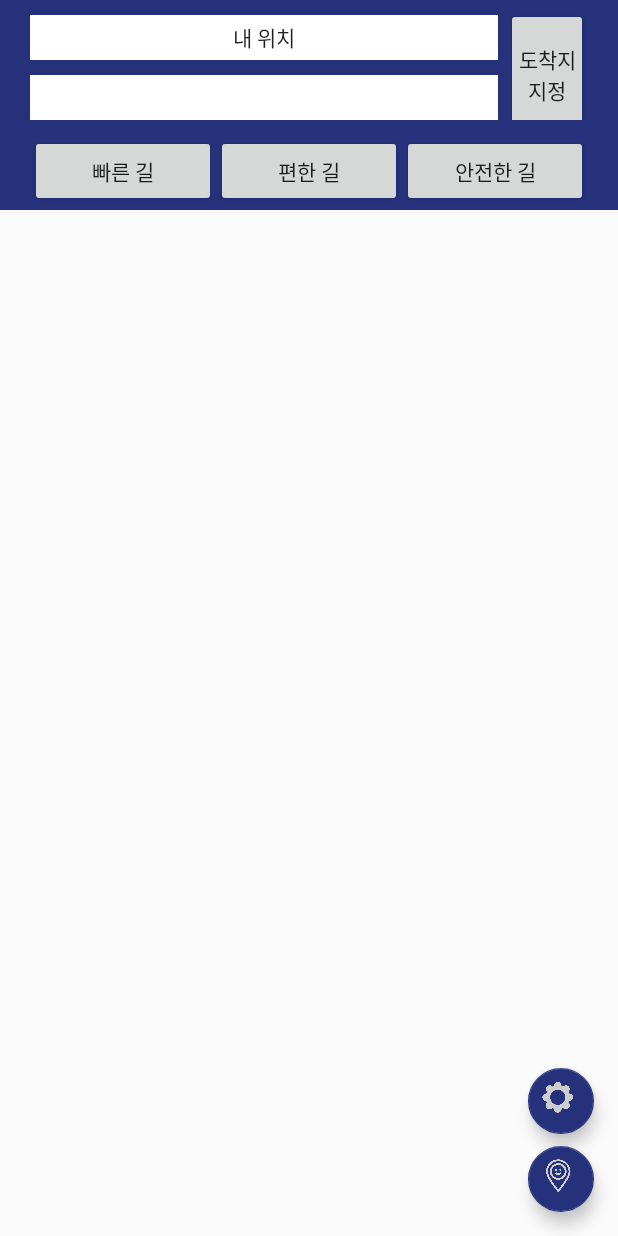
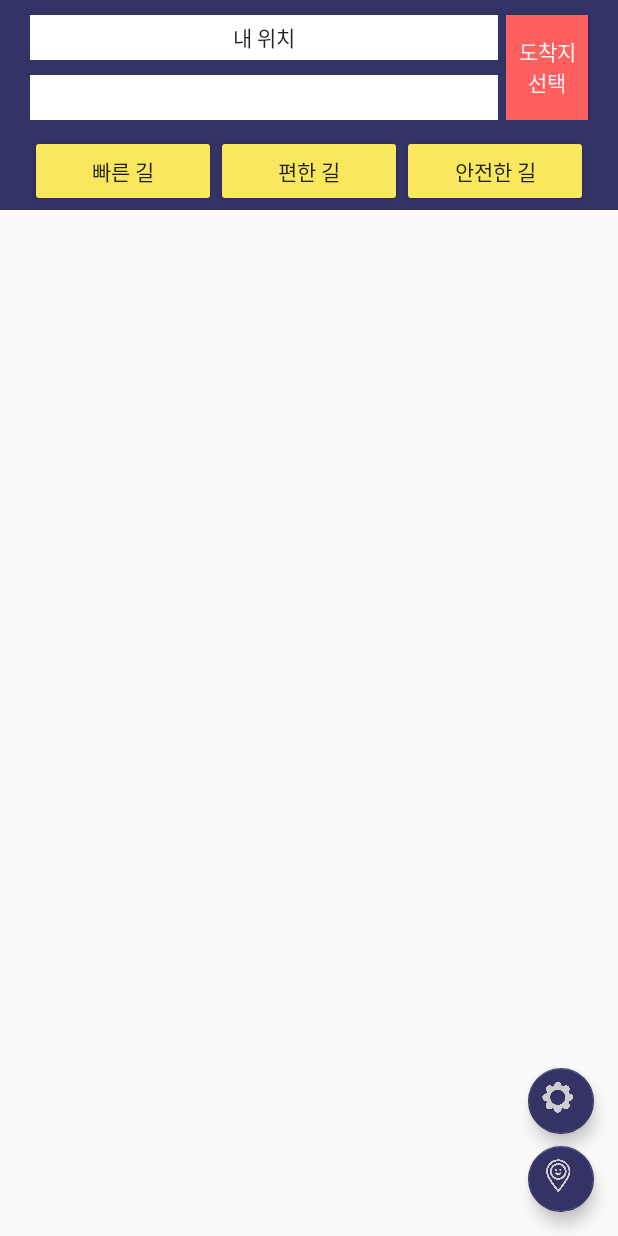
Before and after one commit to Csoyee/Capstone_Group4, an Android app: the layout activity_main.xml on its own in the app's theme, with its tools: preview values and no code run, on a phone screen of 412 x 824 dp. Run offline under Robolectric (Android 15) with nearby library versions, the phone set to English and light mode, and no system bars.

Commit message:
modify layout

```diff
--- a/app/src/main/res/layout/activity_main.xml
+++ b/app/src/main/res/layout/activity_main.xml
@@ -16,7 +16,7 @@
         android:layout_marginEnd="16dp"
         android:clickable="true"
         android:src="@drawable/newlocation"
-        app:backgroundTint="@color/colorPrimaryDark"
+        app:backgroundTint="@color/design3"
         app:fabSize="mini"
         app:layout_constraintBottom_toBottomOf="parent"
         app:layout_constraintEnd_toEndOf="parent" />
@@ -29,7 +29,7 @@
         android:layout_marginEnd="16dp"
         android:clickable="true"
         android:src="@drawable/newsetting"
-        app:backgroundTint="@color/colorPrimaryDark"
+        app:backgroundTint="@color/design3"
         app:fabSize="mini"
         app:layout_constraintBottom_toTopOf="@+id/GPSbutton"
         app:layout_constraintEnd_toEndOf="parent" />
@@ -48,8 +48,8 @@
             android:id="@+id/Layout"
             android:layout_width="match_parent"
             android:layout_height="140dp"
-            android:background="@color/colorPrimaryDark"
-            android:backgroundTint="@color/colorPrimaryDark"
+            android:background="@android:color/background_light"
+            android:backgroundTint="@color/design3"
             android:orientation="vertical">
 
             <LinearLayout
@@ -96,13 +96,16 @@
                 <Button
                     android:id="@+id/overlay"
                     android:layout_width="130dp"
-                    android:layout_height="90dp"
+                    android:layout_height="match_parent"
                     android:layout_marginRight="20dp"
-                    android:layout_marginTop="5dp"
+                    android:layout_marginTop="10dp"
                     android:layout_weight="1"
+                    android:background="@color/design4"
                     android:gravity="center_vertical|center_horizontal|center"
-                    android:padding="5dp"
-                    android:text="도착지 지정" />
+                    android:paddingLeft="3dp"
+                    android:paddingRight="3dp"
+                    android:text="도착지 선택"
+                    android:textColor="@color/design2" />
 
             </LinearLayout>
 
@@ -119,21 +122,24 @@
                     android:layout_width="wrap_content"
                     android:layout_height="wrap_content"
                     android:layout_weight="1"
-                    android:text="빠른 길" />
+                    android:text="빠른 길"
+                    android:theme="@style/MyButton" />
 
                 <Button
                     android:id="@+id/COMFORT"
                     android:layout_width="wrap_content"
                     android:layout_height="wrap_content"
                     android:layout_weight="1"
-                    android:text="편한 길" />
+                    android:text="편한 길"
+                    android:theme="@style/MyButton"/>
 
                 <Button
                     android:id="@+id/SAFE"
                     android:layout_width="wrap_content"
                     android:layout_height="wrap_content"
                     android:layout_weight="1"
-                    android:text="안전한 길" />
+                    android:text="안전한 길"
+                    android:theme="@style/MyButton"/>
             </LinearLayout>
 
         </LinearLayout>
--- a/app/src/main/res/layout/review_comf.xml
+++ b/app/src/main/res/layout/review_comf.xml
@@ -32,7 +32,7 @@
         <ImageView
             android:id="@+id/imageView"
             android:layout_width="70dp"
-            android:layout_height="70dp"
+            android:layout_height="60dp"
             android:layout_gravity="center"
             android:src="@drawable/comfort"
             android:visibility="visible" />
--- a/app/src/main/res/layout/review_safe.xml
+++ b/app/src/main/res/layout/review_safe.xml
@@ -34,10 +34,10 @@
         <ImageView
             android:id="@+id/imageView"
             android:layout_width="70dp"
-            android:layout_height="70dp"
+            android:layout_height="60dp"
             android:layout_gravity="center"
-            android:visibility="visible"
-            android:src="@drawable/police" />
+            android:src="@drawable/police"
+            android:visibility="visible" />
     </LinearLayout>
 
     <View
--- a/app/src/main/res/values/colors.xml
+++ b/app/src/main/res/values/colors.xml
@@ -3,4 +3,8 @@
     <color name="colorPrimary">#3f51b5</color>
     <color name="colorPrimaryDark">#26317c</color>
     <color name="colorAccent">#FF4081</color>
+    <color name="design1">#F9E75E</color>
+    <color name="design2">#F0F0F0</color>
+    <color name="design3">#333366</color>
+    <color name="design4">#FF5F5F</color>
 </resources>
--- a/app/src/main/res/values/styles.xml
+++ b/app/src/main/res/values/styles.xml
@@ -3,9 +3,16 @@
     <!-- Base application theme. -->
     <style name="AppTheme" parent="Theme.AppCompat.Light.DarkActionBar">
         <!-- Customize your theme here. -->
-        <item name="colorPrimary">@color/colorPrimary</item>
-        <item name="colorPrimaryDark">@color/colorPrimaryDark</item>
-        <item name="colorAccent">@color/colorAccent</item>
+        <item name="colorPrimary">@color/design3</item>
+        <item name="colorPrimaryDark">@color/design3</item>
+        <item name="colorAccent">@color/design4</item>
     </style>
 
+    <style name="MyButton" parent="Theme.AppCompat.Light">
+        <!-- Customize your theme here. -->
+        <item name="colorControlHighlight">@color/design4</item>
+        <item name="colorButtonNormal">@color/design1</item>
+    </style>
+
+
 </resources>
```
Also changed, not shown: app/src/main/res/layout/settingpop.xml (+17 -44 lines).
